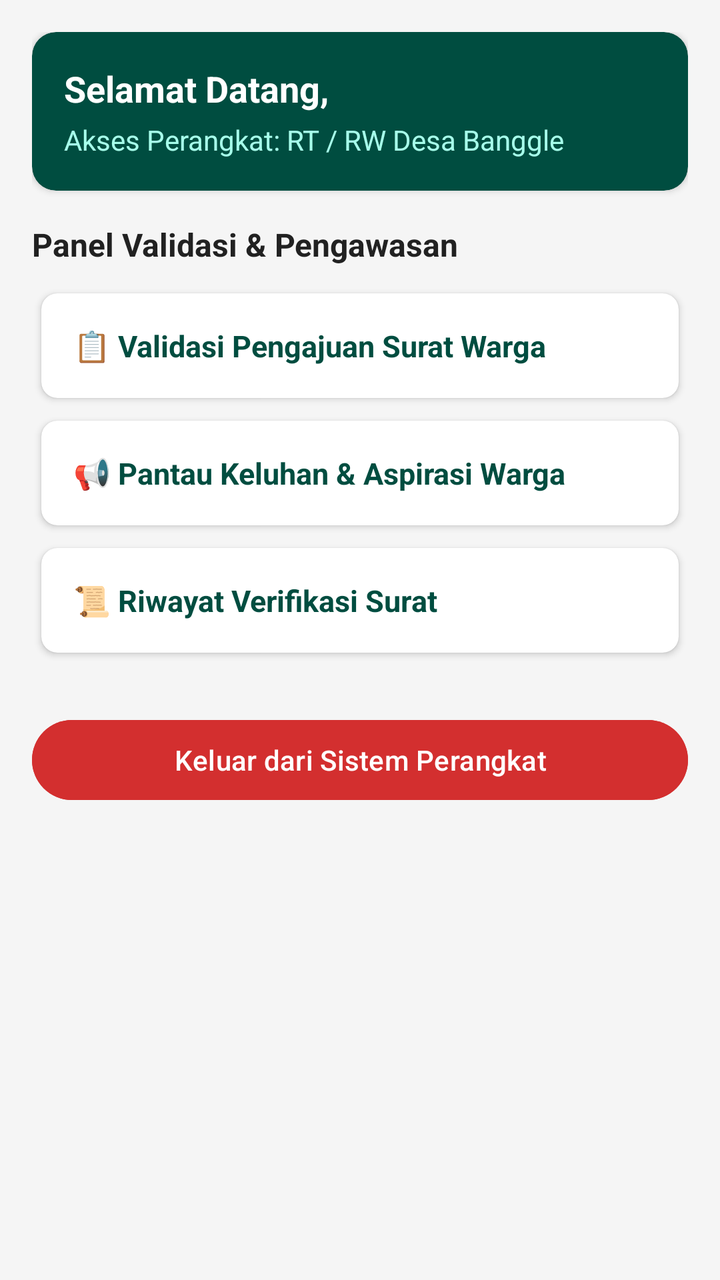
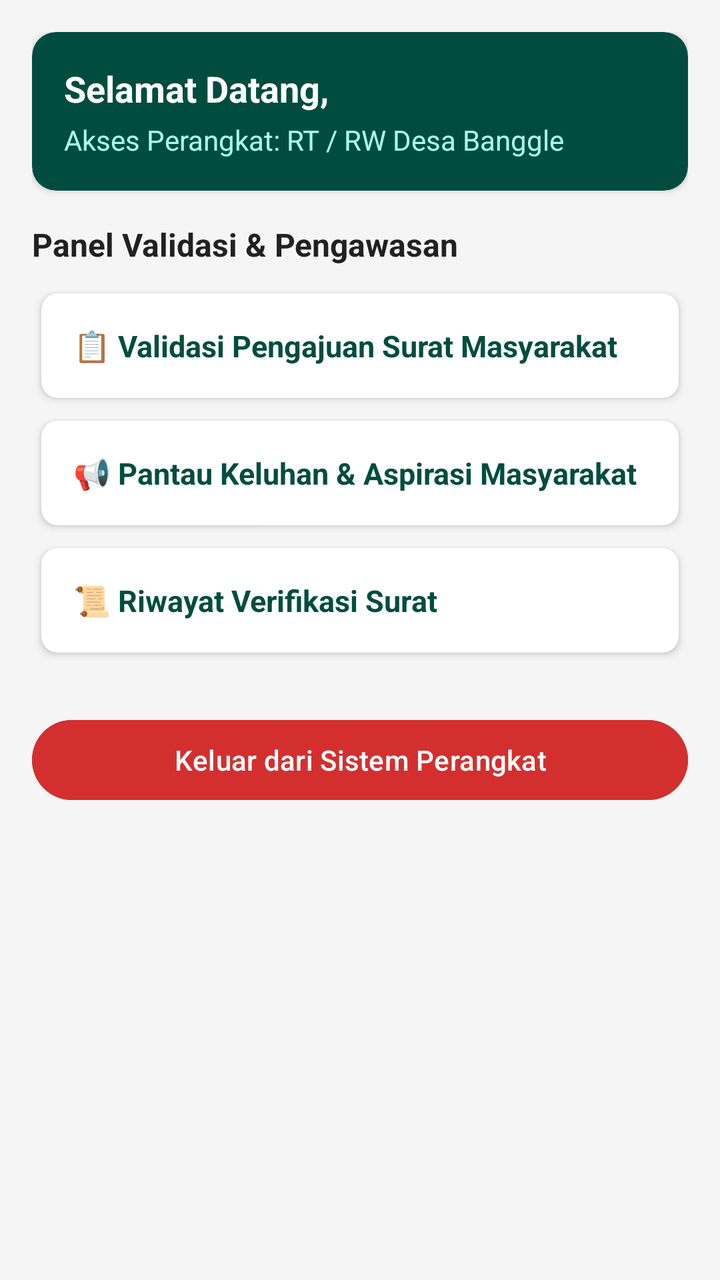

An Android layout rendered at two revisions. The XML below is the earlier revision; the diff shows what the commit changed to produce the second picture.
<!-- AndroidManifest.xml: application theme Theme.Ovylia -->
<!-- res/layout/activity_menu_rtrw.xml -->
<?xml version="1.0" encoding="utf-8"?>
<ScrollView
    xmlns:android="http://schemas.android.com/apk/res/android"
    xmlns:app="http://schemas.android.com/apk/res-auto"
    xmlns:tools="http://tools.android.com/tools"
    android:layout_width="match_parent"
    android:layout_height="match_parent"
    android:background="#F5F5F5"
    tools:context=".MenuRtRwActivity">

    <LinearLayout
        android:layout_width="match_parent"
        android:layout_height="wrap_content"
        android:orientation="vertical"
        android:padding="16dp">

        
        <androidx.cardview.widget.CardView
            android:layout_width="match_parent"
            android:layout_height="wrap_content"
            app:cardCornerRadius="12dp"
            app:cardElevation="2dp"
            app:cardBackgroundColor="#004D40"
            android:layout_marginBottom="16dp">

            <LinearLayout
                android:layout_width="match_parent"
                android:layout_height="wrap_content"
                android:orientation="vertical"
                android:padding="16dp">

                <TextView
                    android:id="@+id/tvSelamatDatangRt"
                    android:layout_width="match_parent"
                    android:layout_height="wrap_content"
                    android:text="Selamat Datang,"
                    android:textColor="#FFFFFF"
                    android:textSize="18sp"
                    android:textStyle="bold" />

                <TextView
                    android:layout_width="match_parent"
                    android:layout_height="wrap_content"
                    android:text="Akses Perangkat: RT / RW Desa Banggle"
                    android:textColor="#A7FFEB"
                    android:textSize="14sp"
                    android:layout_marginTop="4dp" />
            </LinearLayout>
        </androidx.cardview.widget.CardView>

        <TextView
            android:layout_width="match_parent"
            android:layout_height="wrap_content"
            android:text="Panel Validasi &amp; Pengawasan"
            android:textColor="#212121"
            android:textSize="16sp"
            android:textStyle="bold"
            android:layout_marginBottom="8dp"/>

        
        <androidx.cardview.widget.CardView
            android:id="@+id/menuValidasiSurat"
            android:layout_width="match_parent"
            android:layout_height="wrap_content"
            android:foreground="?android:attr/selectableItemBackground"
            android:clickable="true"
            android:focusable="true"
            app:cardCornerRadius="8dp"
            app:cardUseCompatPadding="true">
            <RelativeLayout
                android:layout_width="match_parent"
                android:layout_height="wrap_content"
                android:padding="16dp">
                
                <TextView
                    android:layout_width="wrap_content"
                    android:layout_height="wrap_content"
                    android:layout_centerVertical="true"
                    android:text="📋 Validasi Pengajuan Surat Warga"
                    android:textColor="#004D40"
                    android:textStyle="bold"
                    android:textSize="15sp"/>
                    
                <TextView
                    android:id="@+id/tvBadgeNotifRtRw"
                    android:layout_width="24dp"
                    android:layout_height="24dp"
                    android:layout_alignParentEnd="true"
                    android:layout_centerVertical="true"
                    android:background="@drawable/bg_badge_red"
                    android:text="1"
                    android:textColor="#FFFFFF"
                    android:textSize="12sp"
                    android:textStyle="bold"
                    android:gravity="center"
                    android:visibility="gone" />
            </RelativeLayout>
        </androidx.cardview.widget.CardView>

        
        <androidx.cardview.widget.CardView
            android:id="@+id/menuPantauKeluhan"
            android:layout_width="match_parent"
            android:layout_height="wrap_content"
            android:foreground="?android:attr/selectableItemBackground"
            android:clickable="true"
            android:focusable="true"
            app:cardCornerRadius="8dp"
            app:cardUseCompatPadding="true">
            <LinearLayout
                android:layout_width="match_parent"
                android:layout_height="wrap_content"
                android:orientation="vertical"
                android:padding="16dp">
                <TextView
                    android:layout_width="wrap_content"
                    android:layout_height="wrap_content"
                    android:text="📢 Pantau Keluhan &amp; Aspirasi Warga"
                    android:textColor="#004D40"
                    android:textStyle="bold"
                    android:textSize="15sp"/>
            </LinearLayout>
        </androidx.cardview.widget.CardView>

        
        <androidx.cardview.widget.CardView
            android:id="@+id/menuRiwayatVerifikasi"
            android:layout_width="match_parent"
            android:layout_height="wrap_content"
            android:foreground="?android:attr/selectableItemBackground"
            android:clickable="true"
            android:focusable="true"
            app:cardCornerRadius="8dp"
            app:cardUseCompatPadding="true">
            <LinearLayout
                android:layout_width="match_parent"
                android:layout_height="wrap_content"
                android:orientation="vertical"
                android:padding="16dp">
                <TextView
                    android:layout_width="wrap_content"
                    android:layout_height="wrap_content"
                    android:text="📜 Riwayat Verifikasi Surat"
                    android:textColor="#004D40"
                    android:textStyle="bold"
                    android:textSize="15sp"/>
            </LinearLayout>
        </androidx.cardview.widget.CardView>

        
        <Button
            android:id="@+id/btnLogoutRt"
            android:layout_width="match_parent"
            android:layout_height="wrap_content"
            android:text="Keluar dari Sistem Perangkat"
            android:backgroundTint="#D32F2F"
            android:textColor="#FFFFFF"
            android:layout_marginTop="24dp"/>

    </LinearLayout>
</ScrollView>
<!-- resources referenced by this layout -->
<resources>
  <!-- drawable bg_badge_red (drawable) -->
  <?xml version="1.0" encoding="utf-8"?>
  <shape xmlns:android="http://schemas.android.com/apk/res/android"
      android:shape="oval">
      <solid android:color="#F44336" /> 
  </shape>
  <style name="Theme.Ovylia" parent="Base.Theme.Ovylia" />
  <style name="Base.Theme.Ovylia" parent="Theme.Material3.DayNight.NoActionBar">
          
          
      </style>
</resources>

<!-- the commit's change to res/layout/activity_menu_rtrw.xml (unified diff, before → after) -->
@@ -76,7 +76,7 @@
                     android:layout_width="wrap_content"
                     android:layout_height="wrap_content"
                     android:layout_centerVertical="true"
-                    android:text="📋 Validasi Pengajuan Surat Warga"
+                    android:text="📋 Validasi Pengajuan Surat Masyarakat"
                     android:textColor="#004D40"
                     android:textStyle="bold"
                     android:textSize="15sp"/>
@@ -115,7 +115,7 @@
                 <TextView
                     android:layout_width="wrap_content"
                     android:layout_height="wrap_content"
-                    android:text="📢 Pantau Keluhan &amp; Aspirasi Warga"
+                    android:text="📢 Pantau Keluhan &amp; Aspirasi Masyarakat"
                     android:textColor="#004D40"
                     android:textStyle="bold"
                     android:textSize="15sp"/>
